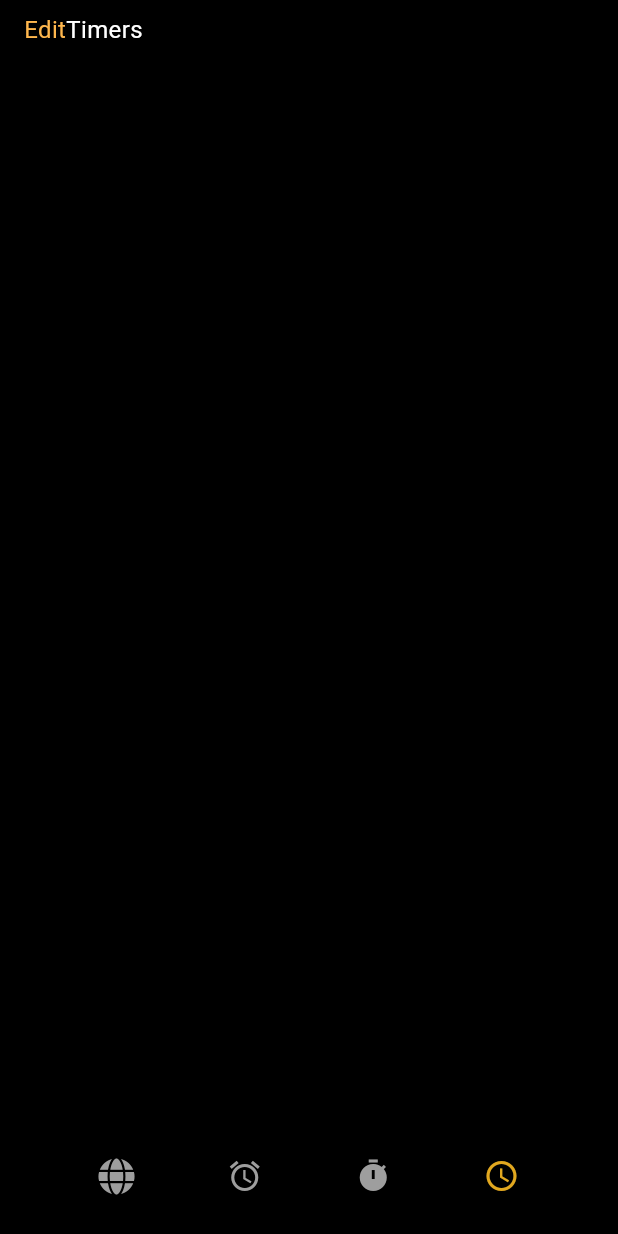
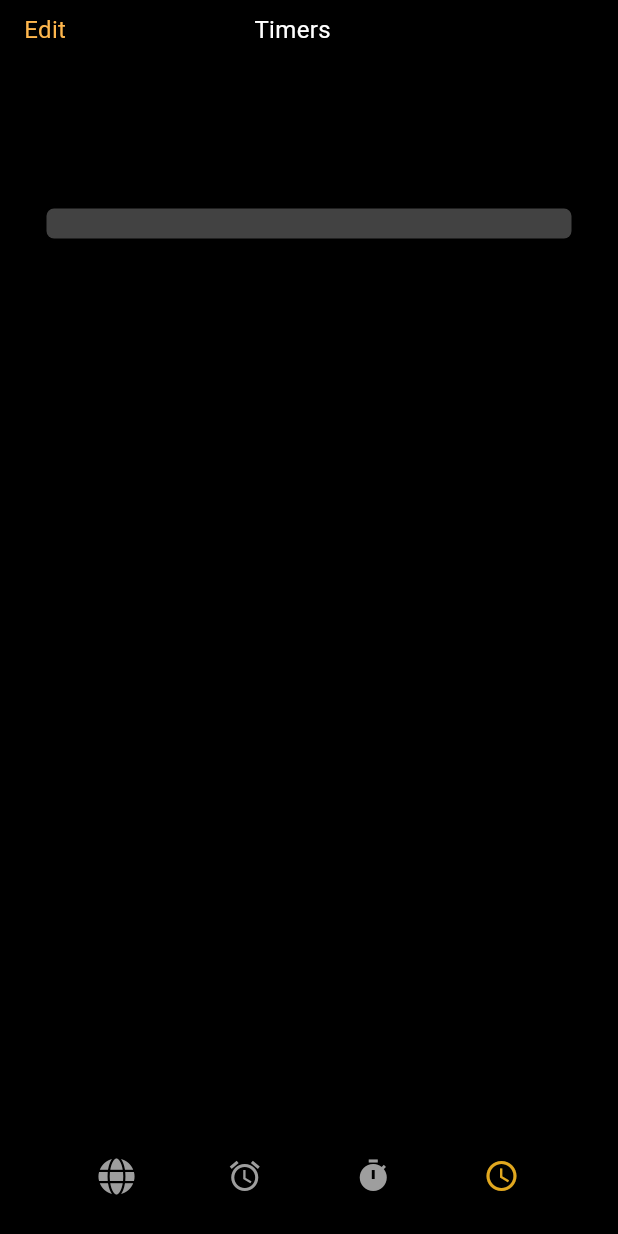
Before and after one commit to muhammadharoon26/Apple-Alarm-App-Clone-Project, a Flutter app: the screen it shows after launch, swiped to page 4, on a phone screen of 412 x 824 dp. Run offline on Flutter 3.47's test engine with Material 3 defaults, Android fonts, the phone set to English and light mode, and no system bars; our stand-ins replace font_awesome_flutter.

Commit message:
"Refactor TimerPage layout: comment out CrossAxisAlignment, add SizedBox, modify _buildHeader and _buildTimersInfo widgets"

```diff
--- a/apple_clone_alarm_project/lib/timer.dart
+++ b/apple_clone_alarm_project/lib/timer.dart
@@ -42,12 +42,13 @@ class _TimersPageState extends State<TimersPageState> {
     return Scaffold(
       backgroundColor: Colors.black,
       body: Column(
-        crossAxisAlignment: CrossAxisAlignment.start,
+        // crossAxisAlignment: CrossAxisAlignment.start,
         children: [
           _buildHeader(),
-          _buildAlarmInfo(),
+          SizedBox(height:100),
+          _buildTimersInfo(),
           // Expanded(
-          //   child: _buildTimerList(),
+          //   child: _buildTimersList(),
           // ),
         ],
       ),
@@ -58,33 +59,32 @@ class _TimersPageState extends State<TimersPageState> {
     return Padding(
       padding: const EdgeInsets.symmetric(horizontal: 16, vertical: 8),
       child: Row(
+        mainAxisAlignment: MainAxisAlignment.spaceBetween,
         children: [
-          Column(mainAxisAlignment: MainAxisAlignment.start, children: [
-            Text(
-              'Edit',
-              style: TextStyle(color: Colors.orange[300], fontSize: 16),
-            ),
-            // const Spacer(),
-          ]),
-          Column(
-            mainAxisAlignment: MainAxisAlignment.center,
-            children: [
-              Center(
-                  child: Text('Timers',
-                      style: TextStyle(color: Colors.white, fontSize: 16))),
-            ],
-          )
+          Text(
+            'Edit',
+            style: TextStyle(color: Colors.orange[300], fontSize: 16),
+          ),
+          Text('Timers',
+              style: TextStyle(color: Colors.white, fontSize: 16)),
+              SizedBox(height:10,width:50)
         ],
       ),
     );
   }
 
-  Widget _buildAlarmInfo() {
-    return Padding(
+  Widget _buildTimersInfo() {
+    return Container(
+      width:350,
+      height: 20,
       padding: const EdgeInsets.symmetric(horizontal: 16, vertical: 8),
+      decoration: BoxDecoration(
+        borderRadius:BorderRadius.circular(5),
+        color: Colors.grey[800],
+      ),
       child: Center(child: Container(child: Row())),
     );
   }
 
-  // Widget _buildTimerList() {}
+  // Widget _buildTimersList() {}
 }
```
